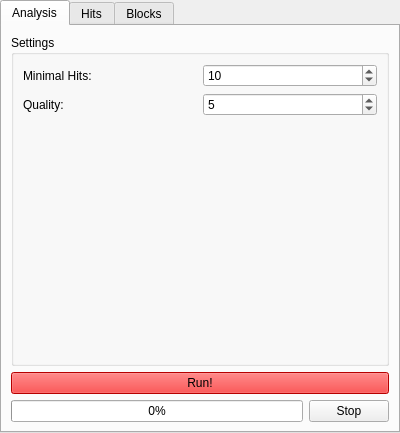
The window that src/ui/controlwidget.ui (elsamuko/copymove2) describes before a commit, drawn with Qt 5.
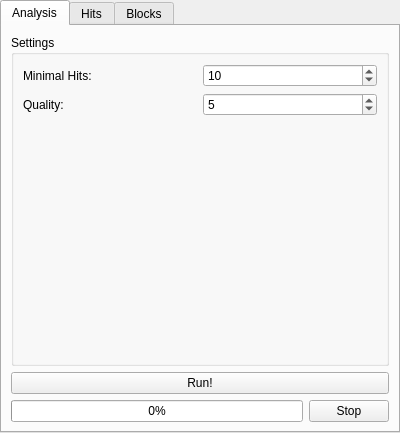
The same window after the commit.

Commit message: chg: no more color for run button

The edit to the form file:
```diff
--- a/src/ui/controlwidget.ui
+++ b/src/ui/controlwidget.ui
@@ -38,9 +38,6 @@
       <layout class="QGridLayout" name="gridLayout_3">
        <item row="1" column="0" colspan="2">
         <widget class="QPushButton" name="buttonRun">
-         <property name="styleSheet">
-          <string notr="true">background-color: red;</string>
-         </property>
          <property name="text">
           <string>Run!</string>
          </property>
```
